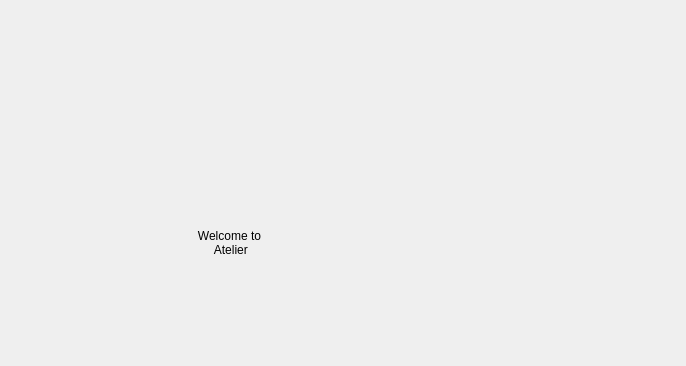
First picture: the form in src/mainwindow.ui, repository KDE/atelier, before the edit.
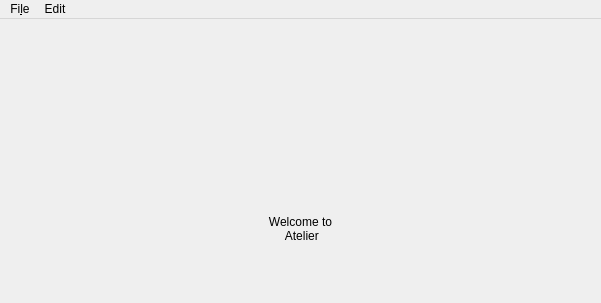
Second picture: the form after the edit. Custom widgets are drawn as their Qt base class.

Commit message:
Add trigger for GCode Editor
Add a widget promoted to GCodeEditorWidget, hide
on the start of the app. The widget is triggered to show
when Edit->GCode is clicked.
Obs.: Didn't add option to hide the widget again, because
in the future will be controlled inside a DockWidget.

What changed in the file:
```diff
--- a/src/mainwindow.ui
+++ b/src/mainwindow.ui
@@ -6,8 +6,8 @@
    <rect>
     <x>0</x>
     <y>0</y>
-    <width>686</width>
-    <height>366</height>
+    <width>601</width>
+    <height>303</height>
    </rect>
   </property>
   <property name="windowTitle">
@@ -15,7 +15,7 @@
   </property>
   <widget class="QWidget" name="centralwidget">
    <layout class="QGridLayout" name="gridLayout">
-    <item row="1" column="0" rowspan="2" colspan="2">
+    <item row="2" column="1">
      <widget class="QLabel" name="label">
       <property name="text">
        <string>Welcome to 
@@ -26,12 +26,15 @@
       </property>
      </widget>
     </item>
+    <item row="2" column="2">
+     <widget class="QWidget" name="rightWidget" native="true"/>
+    </item>
+    <item row="2" column="0">
+     <widget class="GCodeEditor" name="gcodeEditorWidget" native="true"/>
+    </item>
     <item row="0" column="0" colspan="3">
      <widget class="ToolBarWidget" name="toolbarWidget" native="true"/>
     </item>
-    <item row="1" column="2" rowspan="2">
-     <widget class="QWidget" name="rightWidget" native="true"/>
-    </item>
    </layout>
   </widget>
   <widget class="QMenuBar" name="menubar">
@@ -39,17 +42,38 @@
     <rect>
      <x>0</x>
      <y>0</y>
-     <width>686</width>
+     <width>601</width>
      <height>30</height>
     </rect>
    </property>
+   <widget class="QMenu" name="menuFile">
+    <property name="title">
+     <string>Fi&amp;le</string>
+    </property>
+    <addaction name="actionOpen_GCode"/>
+    <addaction name="actionClose"/>
+   </widget>
+   <widget class="QMenu" name="menuEdit">
+    <property name="title">
+     <string>Edit</string>
+    </property>
+    <addaction name="actionGCode"/>
+   </widget>
+   <addaction name="menuFile"/>
+   <addaction name="menuEdit"/>
   </widget>
  </widget>
  <customwidgets>
   <customwidget>
    <class>ToolBarWidget</class>
    <extends>QWidget</extends>
-   <header>toolbarwidget.h</header>
+   <header>widgets/toolbarwidget.h</header>
+   <container>1</container>
+  </customwidget>
+  <customwidget>
+   <class>GCodeEditor</class>
+   <extends>QWidget</extends>
+   <header>widgets/gcodeeditorwidget.h</header>
    <container>1</container>
   </customwidget>
  </customwidgets>
```
Left out of the diff: 18 changed lines with no effect on the pictures. The commit also changes 1 other file.
